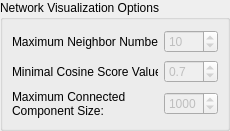
Old version of the form lib/ui/widgets/Network_option_widget.ui in the repository metgem/metgem.
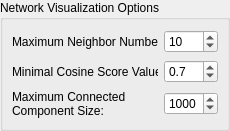
New version of the form.

Commit message:
Added Options dialogs + Modified compute functions
Visualization parameters can be modifed by opening coresponding dialogs
from mainWindow. If validated, default visualization options are
modified.
Open file dialog now creates a window containg a widget for each set of
parameters :
	-File selection
	-Cosine score computing parameters
	-Network visualization parameters
	-TSNE visualization parameters
Upon validation, default parameters are changed.

Added: documentation in theses files:
	-open_file_dialog.py
	-network_generation.py
	-edit_option_dialog.py
	-options_widgets.py

```diff
--- a/lib/ui/widgets/Network_option_widget.ui
+++ b/lib/ui/widgets/Network_option_widget.ui
@@ -59,7 +59,7 @@
         <item row="0" column="1">
          <widget class="QSpinBox" name="spinNetworkMaxNeighbor">
           <property name="enabled">
-           <bool>false</bool>
+           <bool>true</bool>
           </property>
           <property name="minimum">
            <number>1</number>
@@ -83,7 +83,7 @@
         <item row="2" column="1">
          <widget class="QSpinBox" name="spinNetworkMaxConnectedComponentSize">
           <property name="enabled">
-           <bool>false</bool>
+           <bool>true</bool>
           </property>
           <property name="minimum">
            <number>1</number>
@@ -106,7 +106,7 @@
         <item row="1" column="1">
          <widget class="QDoubleSpinBox" name="spinNetworkMinScore">
           <property name="enabled">
-           <bool>false</bool>
+           <bool>true</bool>
           </property>
           <property name="decimals">
            <number>1</number>
```
The commit also changes 8 other files.
